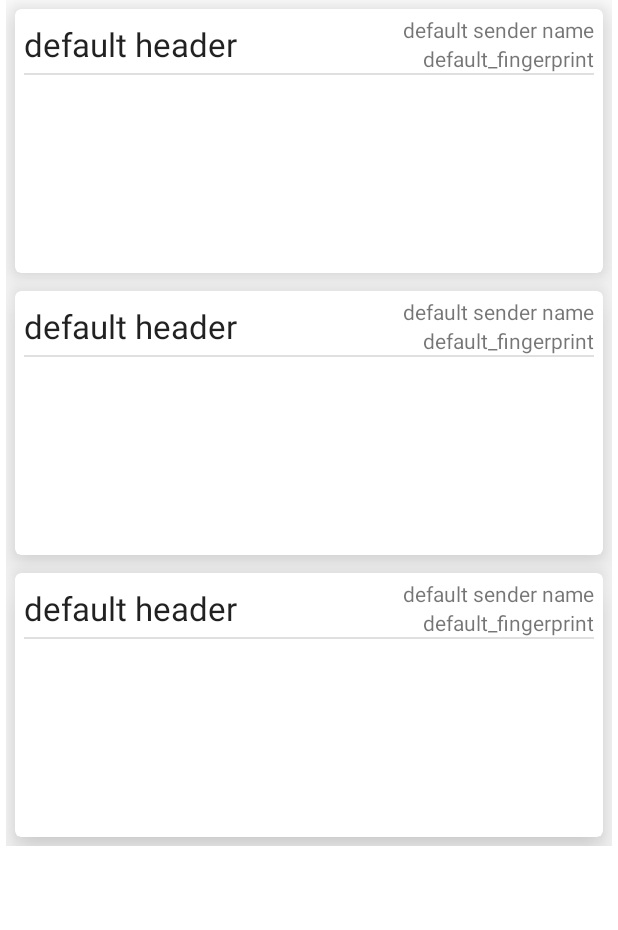
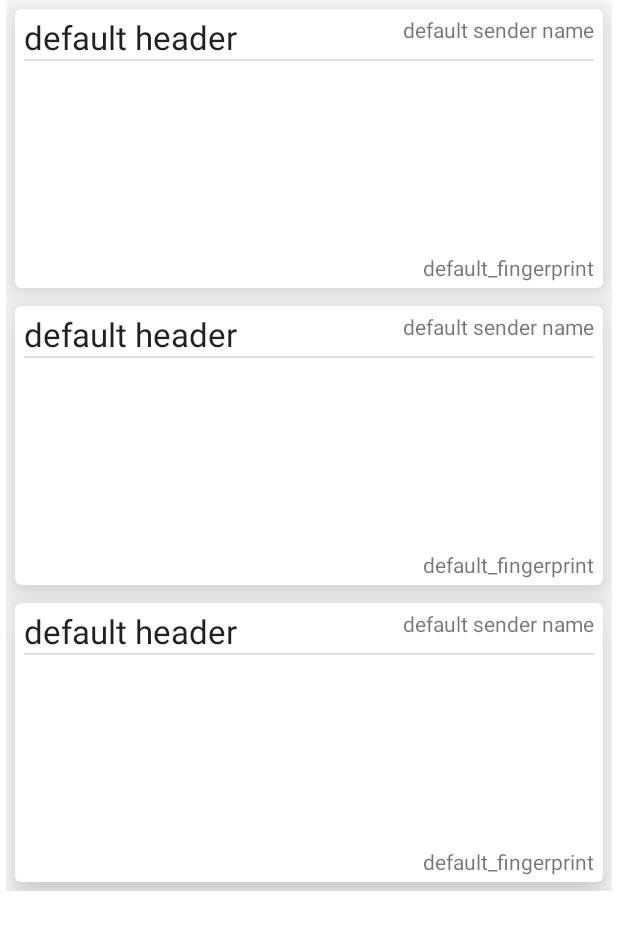
Before and after one commit to Scatterbrain-DTN/Subrosa, an Android app: the layout fragment_group_list.xml on its own in the app's theme, with its tools: preview values and no code run, on a phone screen of 412 x 824 dp. Shown: the top 930 px of the screen. Run offline under Robolectric (Android 15) with nearby library versions, the phone set to English and light mode, and no system bars.

Commit message:
fix card layout so nothing overlaps

```diff
--- a/app/src/main/res/layout/thread_card.xml
+++ b/app/src/main/res/layout/thread_card.xml
@@ -30,21 +30,9 @@
             android:layout_width="wrap_content"
             android:layout_height="wrap_content"
             android:text="default sender name"
-            app:layout_constraintBottom_toTopOf="@id/fingerprint"
+
             app:layout_constraintTop_toTopOf="parent"
             app:layout_constraintEnd_toEndOf="parent"/>
-
-
-        <TextView
-            android:id="@+id/fingerprint"
-            android:layout_width="wrap_content"
-            android:layout_height="wrap_content"
-            android:text="default_fingerprint"
-            app:layout_constraintBottom_toTopOf="@id/divider"
-            app:layout_constraintRight_toRightOf="parent"
-            app:layout_constraintEnd_toEndOf="parent"
-            app:layout_constraintTop_toBottomOf="@id/sender_name" />
-
 
         <View
             android:id="@+id/divider"
@@ -62,8 +50,18 @@
             android:elevation="8dp"
             android:minHeight="128dp"
             android:paddingHorizontal="8dp"
-            app:layout_constraintBottom_toBottomOf="parent"
+            app:layout_constraintBottom_toTopOf="@id/fingerprint"
             app:layout_constraintEnd_toEndOf="parent"
             app:layout_constraintStart_toStartOf="parent"/>
+
+
+
+        <TextView
+            android:id="@+id/fingerprint"
+            android:layout_width="wrap_content"
+            android:layout_height="wrap_content"
+            android:text="default_fingerprint"
+            app:layout_constraintBottom_toBottomOf="parent"
+            app:layout_constraintEnd_toEndOf="parent"/>
     </androidx.constraintlayout.widget.ConstraintLayout>
 </com.google.android.material.card.MaterialCardView>
```
